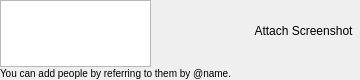
Above: python/app/widgets/note_input_widget/resources/note_input_widget.ui from shotgunsoftware/tk-multi-shotgunpanel before the change. Below: the same form after it.
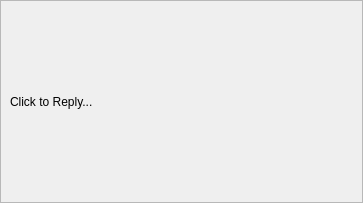
That is the form after the change. The open tabs and pages were chosen to show the change. Icons and pictures are not drawn. Custom widgets are drawn as their Qt base class.

```diff
--- a/python/app/widgets/note_input_widget/resources/note_input_widget.ui
+++ b/python/app/widgets/note_input_widget/resources/note_input_widget.ui
@@ -6,8 +6,8 @@
    <rect>
     <x>0</x>
     <y>0</y>
-    <width>360</width>
-    <height>80</height>
+    <width>363</width>
+    <height>203</height>
    </rect>
   </property>
   <property name="sizePolicy">
@@ -28,18 +28,6 @@
    </property>
    <item>
     <widget class="QStackedWidget" name="stacked_widget">
-     <property name="minimumSize">
-      <size>
-       <width>0</width>
-       <height>80</height>
-      </size>
-     </property>
-     <property name="maximumSize">
-      <size>
-       <width>16777215</width>
-       <height>80</height>
-      </size>
-     </property>
      <property name="currentIndex">
       <number>1</number>
      </property>
@@ -87,7 +75,7 @@
             <bool>true</bool>
            </property>
            <property name="alignment">
-            <set>Qt::AlignCenter</set>
+            <set>Qt::AlignBottom|Qt::AlignHCenter</set>
            </property>
           </widget>
          </item>
@@ -203,6 +191,38 @@
        </item>
       </layout>
      </widget>
+     <widget class="QWidget" name="reply_preview_page">
+      <layout class="QVBoxLayout" name="verticalLayout_7">
+       <property name="margin">
+        <number>0</number>
+       </property>
+       <item>
+        <widget class="QFrame" name="reply_frame">
+         <property name="styleSheet">
+          <string notr="true"/>
+         </property>
+         <property name="frameShape">
+          <enum>QFrame::StyledPanel</enum>
+         </property>
+         <property name="frameShadow">
+          <enum>QFrame::Raised</enum>
+         </property>
+         <layout class="QVBoxLayout" name="verticalLayout_6">
+          <item>
+           <widget class="QLabel" name="reply_placeholder">
+            <property name="text">
+             <string>Click to Reply...</string>
+            </property>
+            <property name="alignment">
+             <set>Qt::AlignLeading|Qt::AlignLeft|Qt::AlignVCenter</set>
+            </property>
+           </widget>
+          </item>
+         </layout>
+        </widget>
+       </item>
+      </layout>
+     </widget>
     </widget>
    </item>
   </layout>
```
Left out of the diff: 26 changed lines with no effect on the pictures.
